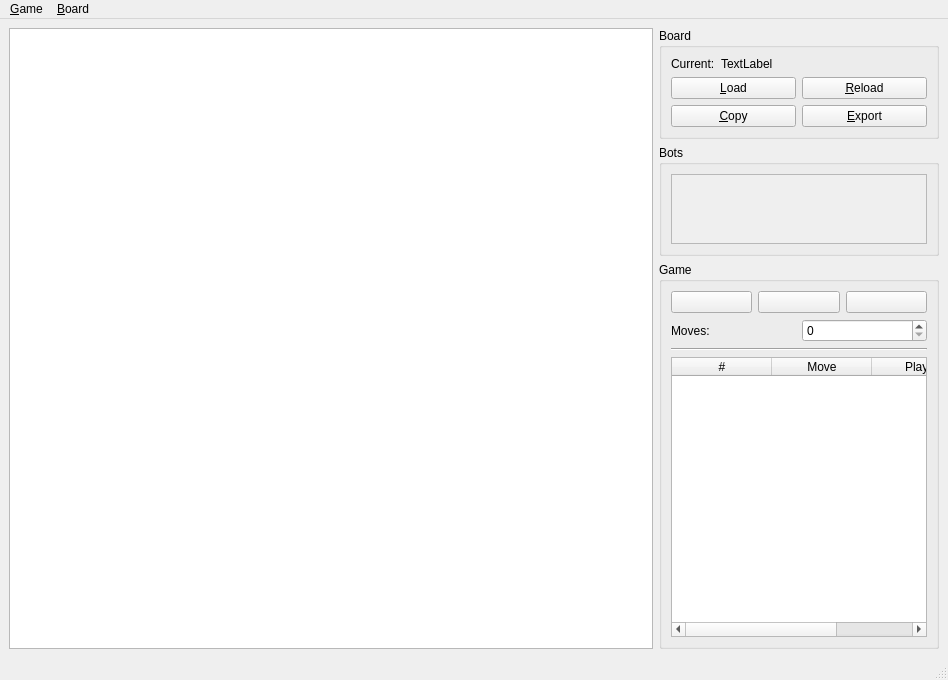
Above: Data/UI.ui from ENDERastronaute/ISChess before the change. Below: the same form after it.
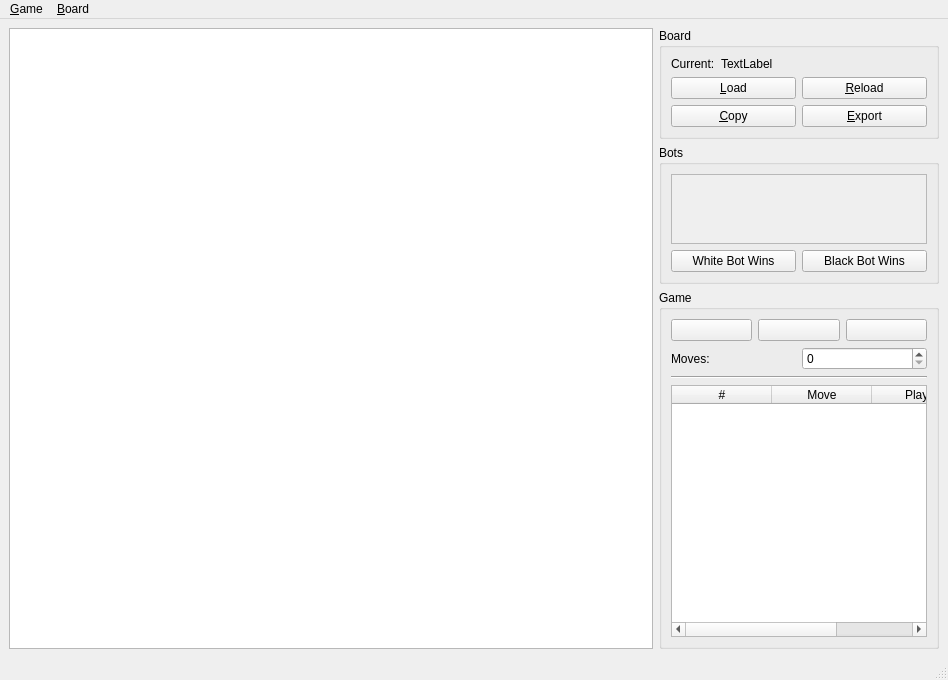
That is the form after the change. Icons and pictures are not drawn.

Patch:
```diff
--- a/Data/UI.ui
+++ b/Data/UI.ui
@@ -181,6 +181,36 @@
            </widget>
           </widget>
          </item>
+         <item>
+          <layout class="QHBoxLayout" name="botWinButtons">
+           <item>
+            <widget class="QPushButton" name="whiteBotWins">
+             <property name="toolTip">
+              <string>Declare White Bot as Winner</string>
+             </property>
+             <property name="statusTip">
+              <string>Declare White Bot as Winner</string>
+             </property>
+             <property name="text">
+              <string>White Bot Wins</string>
+             </property>
+            </widget>
+           </item>
+           <item>
+            <widget class="QPushButton" name="blackBotWins">
+             <property name="toolTip">
+              <string>Declare Black Bot as Winner</string>
+             </property>
+             <property name="statusTip">
+              <string>Declare Black Bot as Winner</string>
+             </property>
+             <property name="text">
+              <string>Black Bot Wins</string>
+             </property>
+            </widget>
+           </item>
+          </layout>
+         </item>
         </layout>
        </widget>
       </item>
```
Left out of the diff: 2 changed lines with no effect on the pictures.
